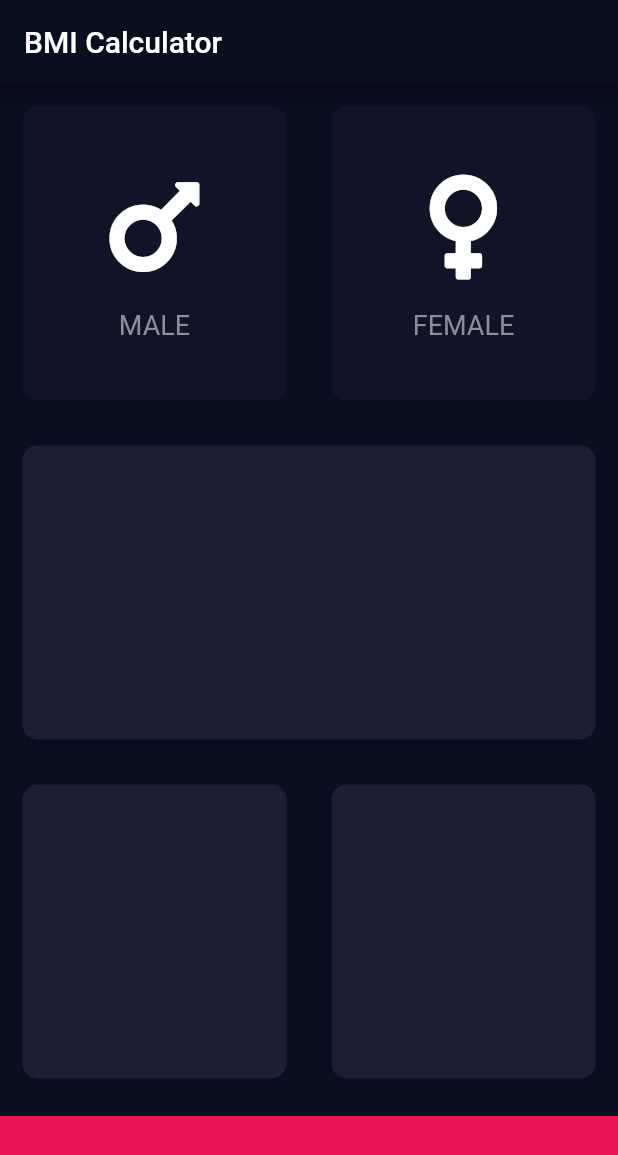
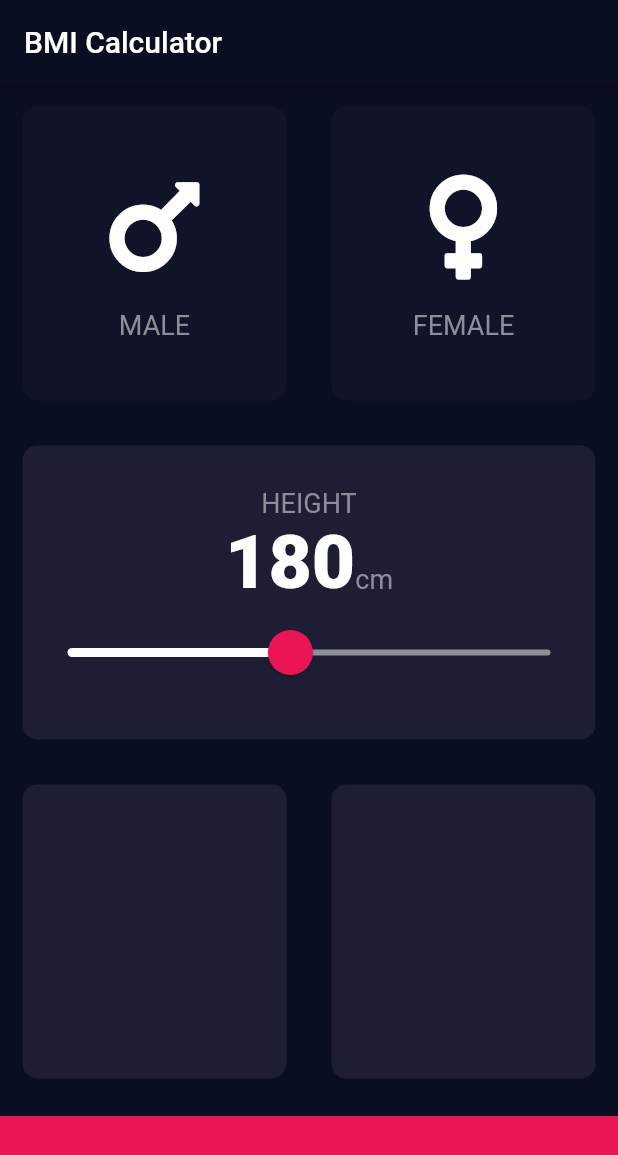
Before and after one commit to nagcse42/dicee-flutter, a Flutter app: the screen it shows after launch, on a phone screen of 412 x 824 dp. Shown: the top 1155 px of the screen. Run offline on Flutter 3.47's test engine with Material 2 defaults, Android fonts, the phone set to English and light mode, and no system bars; our stand-ins replace font_awesome_flutter.

Commit message:
slider changes and code refactoring changes committed

```diff
--- /dev/null
+++ b/bmi_calc/lib/constants.dart
@@ -0,0 +1,11 @@
+import 'package:flutter/material.dart';
+
+const double kBottomContainerHeight = 80.0;
+const Color kActiveCardColor = Color(0xFF1D1E33);
+const Color kInctiveCardColor = Color(0xFF111328);
+const Color kBottomContainerColor = Color(0xFFEB1555);
+
+const kLabelTextStyle = TextStyle(color: Color(0xFF8D8E98),
+          fontSize: 18.0,);
+
+const kLabelNumberStyle = TextStyle(fontSize: 50.0, fontWeight: FontWeight.w900);
--- a/bmi_calc/lib/icon_widget.dart
+++ b/bmi_calc/lib/icon_widget.dart
@@ -1,4 +1,6 @@
 import 'package:flutter/material.dart';
+
+import 'constants.dart';
 
 class IconWidget extends StatelessWidget {
   final IconData icon;
@@ -19,8 +21,7 @@ class IconWidget extends StatelessWidget {
         ),
         Text(
           iconLabel,
-          style: TextStyle(color: Color(0xFF8D8E98),
-          fontSize: 18.0,),
+          style: kLabelTextStyle,
         )
       ],
     );
--- a/bmi_calc/lib/input_page.dart
+++ b/bmi_calc/lib/input_page.dart
@@ -2,17 +2,9 @@ import 'package:bmi_calc/reusable_card.dart';
 import 'package:flutter/material.dart';
 import 'package:font_awesome_flutter/font_awesome_flutter.dart';
 import 'icon_widget.dart';
+import 'constants.dart';
 
-const bottomContainerHeight = 80.0;
-const Color activeCardColor = Color(0xFF1D1E33);
-const Color inctiveCardColor = Color(0xFF111328);
-const Color bottomContainerColor = Color(0xFFEB1555);
-
-enum Gender {
-  MALE,
-  FEMALE,
-  OTHERS
-}
+enum Gender { MALE, FEMALE, OTHERS }
 
 class InputPage extends StatefulWidget {
   @override
@@ -21,6 +13,7 @@ class InputPage extends StatefulWidget {
 
 class InputPageState extends State<InputPage> {
   Gender selectedGender;
+  int height = 180;
 
   @override
   Widget build(BuildContext context) {
@@ -29,39 +22,40 @@ class InputPageState extends State<InputPage> {
         title: Text('BMI Calculator'),
       ),
       body: Column(
+        crossAxisAlignment: CrossAxisAlignment.stretch,
         children: <Widget>[
           Expanded(
             child: Row(
               children: <Widget>[
                 Expanded(
-                  child: GestureDetector(
-                    onTap: () {
+                  child: ReusableCard(
+                    onPress: () {
                       setState(() {
                         selectedGender = Gender.MALE;
                       });
                     },
-                    child: ReusableCard(
-                      colour: selectedGender == Gender.MALE ? activeCardColor : inctiveCardColor,
+                    colour: selectedGender == Gender.MALE
+                        ? kActiveCardColor
+                        : kInctiveCardColor,
                     childCard: IconWidget(
                       icon: FontAwesomeIcons.mars,
                       iconLabel: 'MALE',
                     ),
                   ),
                 ),
-                ),
                 Expanded(
-                  child: GestureDetector(
-                    onTap: () {
+                  child: ReusableCard(
+                    onPress: () {
                       setState(() {
                         selectedGender = Gender.FEMALE;
                       });
                     },
-                    child: ReusableCard(
-                      colour: selectedGender == Gender.FEMALE ? activeCardColor : inctiveCardColor,
+                    colour: selectedGender == Gender.FEMALE
+                        ? kActiveCardColor
+                        : kInctiveCardColor,
                     childCard: IconWidget(
                       icon: FontAwesomeIcons.venus,
                       iconLabel: 'FEMALE',
-                      ),
                     ),
                   ),
                 ),
@@ -70,7 +64,50 @@ class InputPageState extends State<InputPage> {
           ),
           Expanded(
             child: ReusableCard(
-              colour: activeCardColor,
+              colour: kActiveCardColor,
+              childCard: Column(
+                mainAxisAlignment: MainAxisAlignment.center,
+                children: <Widget>[
+                  Text(
+                    'HEIGHT',
+                    style: kLabelTextStyle,
+                  ),
+                  Row(
+                    mainAxisAlignment: MainAxisAlignment.center,
+                    crossAxisAlignment: CrossAxisAlignment.baseline,
+                    textBaseline: TextBaseline.alphabetic,
+                    children: <Widget>[
+                      Text(
+                        height.toString(),
+                        style: kLabelNumberStyle,
+                      ),
+                      Text(
+                        'cm',
+                        style: kLabelTextStyle,
+                      ),
+                    ],
+                  ),
+                  SliderTheme(
+                    data: SliderTheme.of(context).copyWith(
+                      activeTrackColor: Colors.white,
+                      inactiveTrackColor: Color(0xFF8D8E98),
+                      thumbColor: Color(0xFFEB1555),
+                      overlayColor: Color(0x29EB1555),
+                      thumbShape: RoundSliderThumbShape(enabledThumbRadius: 15.0),
+                      overlayShape: RoundSliderOverlayShape(overlayRadius: 30.0)
+                    ),
+                    child: Slider(
+                    value: height.toDouble(),
+                    onChanged: (double newHeight) {
+                      setState(() {
+                        height = newHeight.round();
+                      });
+                    },
+                    min: 120.0,
+                    max: 250.0,
+                  ),),
+                ],
+              ),
             ),
           ),
           Expanded(
@@ -78,22 +115,22 @@ class InputPageState extends State<InputPage> {
               children: <Widget>[
                 Expanded(
                   child: ReusableCard(
-                    colour: activeCardColor,
+                    colour: kActiveCardColor,
                   ),
                 ),
                 Expanded(
                   child: ReusableCard(
-                    colour: activeCardColor,
+                    colour: kActiveCardColor,
                   ),
                 ),
               ],
             ),
           ),
           Container(
-            color: bottomContainerColor,
+            color: kBottomContainerColor,
             margin: EdgeInsets.only(top: 10.0),
             width: double.infinity,
-            height: bottomContainerHeight,
+            height: kBottomContainerHeight,
           )
         ],
       ),
--- a/bmi_calc/lib/reusable_card.dart
+++ b/bmi_calc/lib/reusable_card.dart
@@ -3,16 +3,20 @@ import 'package:flutter/material.dart';
 class ReusableCard extends StatelessWidget {
   final Color colour;
   final Widget childCard;
-  ReusableCard({@required this.colour, this.childCard});
+  final Function onPress;
+  ReusableCard({@required this.colour, this.childCard, this.onPress});
 
   @override
   Widget build(BuildContext context) {
-    return Container(
-      child: childCard,
-      margin: EdgeInsets.all(15.0),
-      decoration: BoxDecoration(
-        color: colour,
-        borderRadius: BorderRadius.circular(10.0),
+    return GestureDetector(
+      onTap: onPress,
+      child: Container(
+        child: childCard,
+        margin: EdgeInsets.all(15.0),
+        decoration: BoxDecoration(
+          color: colour,
+          borderRadius: BorderRadius.circular(10.0),
+        ),
       ),
     );
   }
```
Lines whose indentation alone changed are shown as unchanged.
